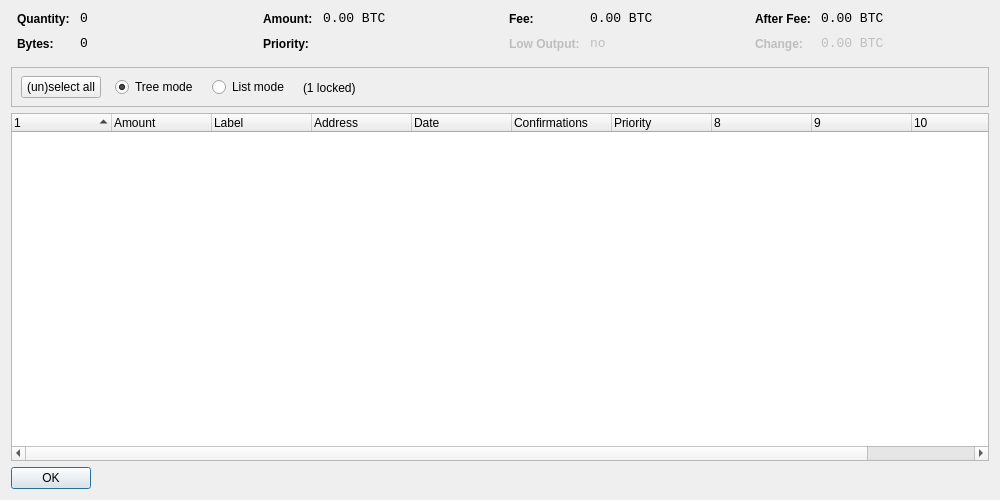
Old version of the form src/qt/forms/coincontroldialog.ui in the repository BearcoinProject/Bearcoin.
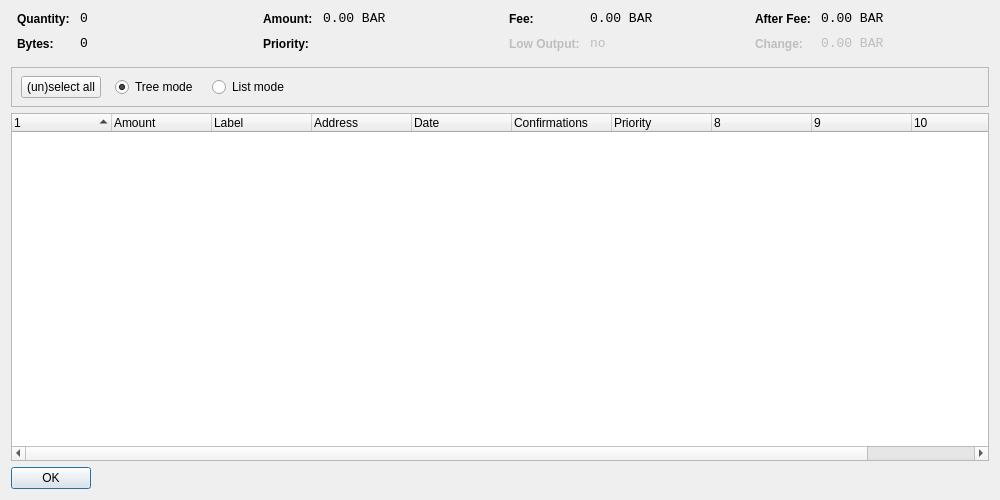
New version of the form. Custom widgets are drawn as their Qt base class.

Diff of the .ui file:
```diff
--- a/src/qt/forms/coincontroldialog.ui
+++ b/src/qt/forms/coincontroldialog.ui
@@ -141,7 +141,7 @@
           <enum>Qt::ActionsContextMenu</enum>
          </property>
          <property name="text">
-          <string notr="true">0.00 BTC</string>
+          <string notr="true">0.00 BAR</string>
          </property>
          <property name="textInteractionFlags">
           <set>Qt::LinksAccessibleByMouse|Qt::TextSelectableByKeyboard|Qt::TextSelectableByMouse</set>
@@ -221,7 +221,7 @@
           <enum>Qt::ActionsContextMenu</enum>
          </property>
          <property name="text">
-          <string notr="true">0.00 BTC</string>
+          <string notr="true">0.00 BAR</string>
          </property>
          <property name="textInteractionFlags">
           <set>Qt::LinksAccessibleByMouse|Qt::TextSelectableByKeyboard|Qt::TextSelectableByMouse</set>
@@ -307,7 +307,7 @@
           <enum>Qt::ActionsContextMenu</enum>
          </property>
          <property name="text">
-          <string notr="true">0.00 BTC</string>
+          <string notr="true">0.00 BAR</string>
          </property>
          <property name="textInteractionFlags">
           <set>Qt::LinksAccessibleByMouse|Qt::TextSelectableByKeyboard|Qt::TextSelectableByMouse</set>
@@ -345,7 +345,7 @@
           <enum>Qt::ActionsContextMenu</enum>
          </property>
          <property name="text">
-          <string notr="true">0.00 BTC</string>
+          <string notr="true">0.00 BAR</string>
          </property>
          <property name="textInteractionFlags">
           <set>Qt::LinksAccessibleByMouse|Qt::TextSelectableByKeyboard|Qt::TextSelectableByMouse</set>
@@ -425,13 +425,6 @@
          </property>
         </widget>
        </item>
-       <item>
-        <widget class="QLabel" name="labelLocked">
-         <property name="text">
-          <string>(1 locked)</string>
-         </property>
-        </widget>
-       </item>
        <item>
         <spacer name="horizontalSpacer">
          <property name="orientation">
```
Left out of the diff: 4 changed lines with no effect on the pictures.
